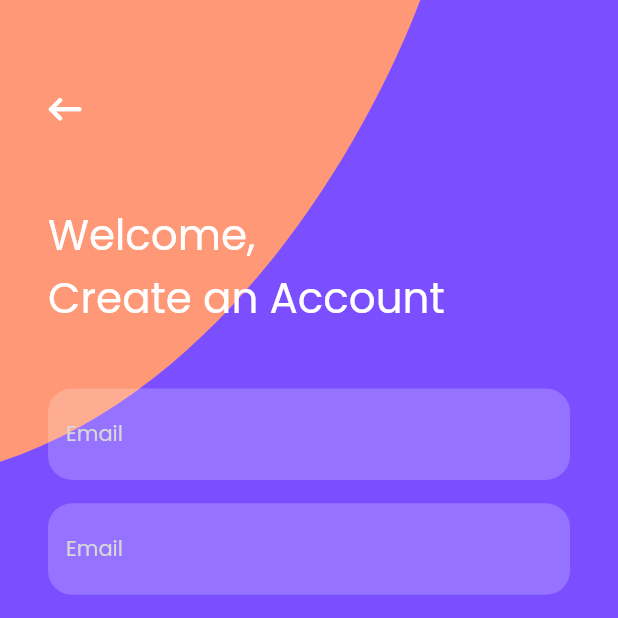
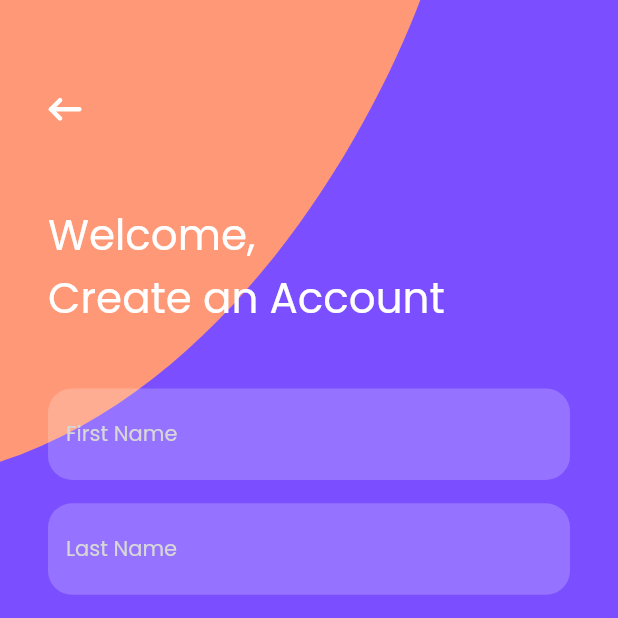
Before and after one commit to Fienne/sickler, a Flutter app: the SicklerCreateAccountScreen screen opened by its route, on a phone screen of 412 x 824 dp, the top half of it. Run offline on Flutter 3.47's test engine with Material 2 defaults, Android fonts, the phone set to English and light mode, and no system bars; our stand-ins replace flutter_svg.

Commit message:
Made edits

```diff
--- a/lib/screens/authscreens/components/text_form_field.dart
+++ b/lib/screens/authscreens/components/text_form_field.dart
@@ -4,7 +4,9 @@ import '../../../constants.dart';
 
 class SicklerTextFormField extends StatelessWidget {
   final TextEditingController controller;
-  const SicklerTextFormField({Key? key, required this.controller})
+  final String hintText;
+  const SicklerTextFormField(
+      {Key? key, required this.controller, required this.hintText})
       : super(key: key);
 
   @override
@@ -19,7 +21,7 @@ class SicklerTextFormField extends StatelessWidget {
         ),
         isDense: false,
         filled: true,
-        hintText: "Email",
+        hintText: hintText,
         hintStyle: Theme.of(context).textTheme.bodyText2!.copyWith(
               color: kDark40,
             ),
@@ -32,7 +34,9 @@ class SicklerTextFormField extends StatelessWidget {
 
 class SicklerPasswordField extends StatelessWidget {
   final TextEditingController controller;
-  const SicklerPasswordField({Key? key, required this.controller})
+  final String hintText;
+  const SicklerPasswordField(
+      {Key? key, required this.controller, required this.hintText})
       : super(key: key);
 
   @override
@@ -48,7 +52,7 @@ class SicklerPasswordField extends StatelessWidget {
         ),
         isDense: false,
         filled: true,
-        hintText: "Password",
+        hintText: hintText,
         hintStyle: Theme.of(context).textTheme.bodyText2!.copyWith(
               color: kDark40,
             ),
--- a/lib/screens/homescreen/homescreen.dart
+++ b/lib/screens/homescreen/homescreen.dart
@@ -19,7 +19,6 @@ class SicklerHomeScreen extends StatefulWidget {
 class _SicklerHomeScreenState extends State<SicklerHomeScreen> {
   @override
   Widget build(BuildContext context) {
-    Size screenSize = MediaQuery.of(context).size;
     return Scaffold(
       extendBodyBehindAppBar: true,
       appBar: const SicklerAppBar(),
```
